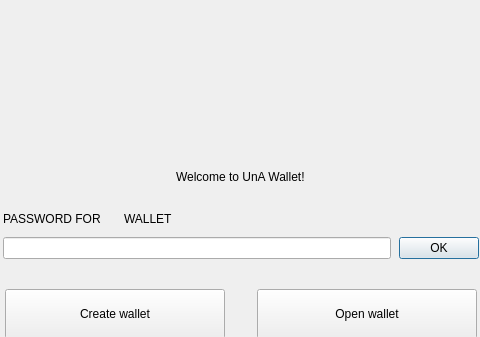
The window that src/Gui/NoWallet/NoWalletFrame.ui (TheUnAProject/una_finance) describes before a commit, drawn with Qt 5; both pictures show x 178 to 658 and y 0 to 337 of the 838 by 660 pixel window.
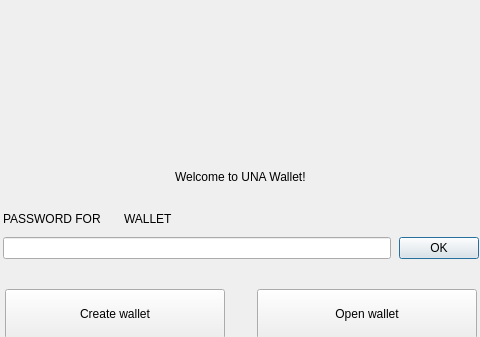
The same window after the commit. Custom widgets are drawn as their Qt base class.

```diff
--- a/src/Gui/NoWallet/NoWalletFrame.ui
+++ b/src/Gui/NoWallet/NoWalletFrame.ui
@@ -54,7 +54,7 @@
    <item alignment="Qt::AlignHCenter">
     <widget class="WalletGui::WalletHeaderLabel" name="m_welcomeLabel">
      <property name="text">
-      <string>Welcome to UnA Wallet!</string>
+      <string>Welcome to UNA Wallet!</string>
      </property>
     </widget>
    </item>
```
